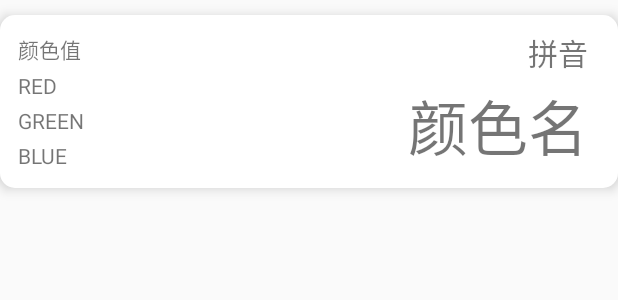
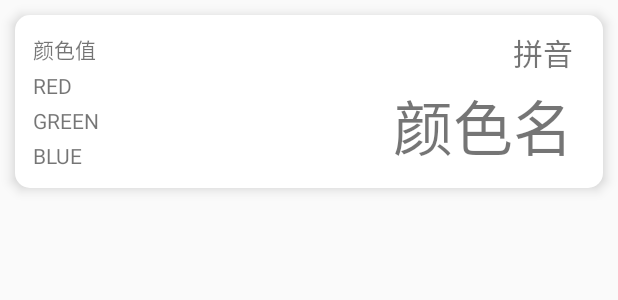
Before and after one commit to LoneStarFateZero/ChineseColor, an Android app: the layout color_item.xml on its own in the app's theme, with its tools: preview values and no code run, on a phone screen of 412 x 824 dp. Shown: the top 300 px of the screen. Run offline under Robolectric (Android 15) with nearby library versions, the phone set to English and light mode, and no system bars.

Commit message:
优化布局样式

```diff
--- a/app/src/main/res/layout/activity_main.xml
+++ b/app/src/main/res/layout/activity_main.xml
@@ -10,8 +10,6 @@
         android:id="@+id/recycler_view"
         android:layout_width="match_parent"
         android:layout_height="match_parent"
-        android:paddingLeft="10dp"
-        android:paddingRight="10dp"
         app:fastScrollEnabled="true"
         app:fastScrollHorizontalThumbDrawable="@drawable/thumb_drawable"
         app:fastScrollHorizontalTrackDrawable="@drawable/line_drawable"
--- a/app/src/main/res/layout/color_item.xml
+++ b/app/src/main/res/layout/color_item.xml
@@ -2,7 +2,9 @@
 <LinearLayout xmlns:android="http://schemas.android.com/apk/res/android"
     android:layout_width="match_parent"
     android:layout_height="wrap_content"
+    android:layout_marginLeft="10dp"
     android:layout_marginTop="10dp"
+    android:layout_marginRight="10dp"
     android:layout_marginBottom="10dp"
     android:background="@drawable/item_layout"
     android:backgroundTintMode="src_in"
```
